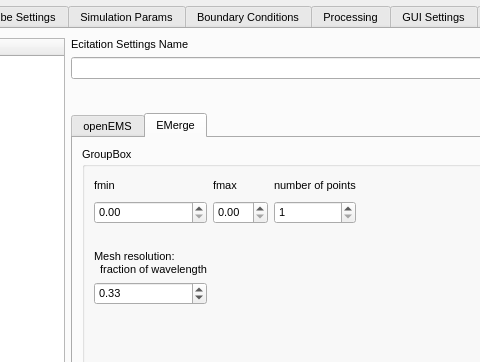
Above: ui/dialog_OpenEMS_Simulation_Creator.ui from LubomirJagos42/FreeCAD-OpenEMS-Export before the change; both pictures show x 638 to 1118 and y 0 to 362 of the 1412 by 757 pixel window. Below: the same form after it.
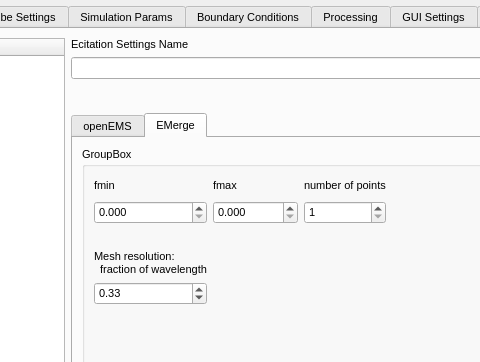
That is the form after the change. The open tabs and pages were chosen to show the change.

Commit message: changed kicad import vias to import as squares this should help for simulation for palace, corrected some old errors noticed by people and created as pull requests

The edit to the form file:
```diff
--- a/ui/dialog_OpenEMS_Simulation_Creator.ui
+++ b/ui/dialog_OpenEMS_Simulation_Creator.ui
@@ -2595,7 +2595,14 @@
                      </widget>
                     </item>
                     <item row="1" column="2">
-                     <widget class="QDoubleSpinBox" name="sweepExcitationFmax"/>
+                     <widget class="QDoubleSpinBox" name="sweepExcitationFmax">
+                      <property name="decimals">
+                       <number>3</number>
+                      </property>
+                      <property name="maximum">
+                       <double>10000000000.000000000000000</double>
+                      </property>
+                     </widget>
                     </item>
                     <item row="0" column="2">
                      <widget class="QLabel" name="label_117">
@@ -2616,6 +2623,9 @@
                     </item>
                     <item row="1" column="1">
                      <widget class="QDoubleSpinBox" name="sweepExcitationFmin">
+                      <property name="decimals">
+                       <number>3</number>
+                      </property>
                       <property name="maximum">
                        <double>1000000000000.000000000000000</double>
                       </property>
```
The commit also changes 3 other files.
